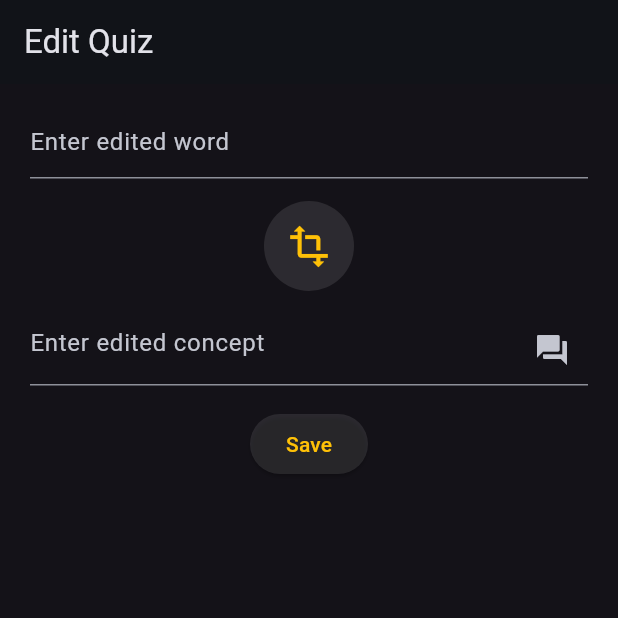
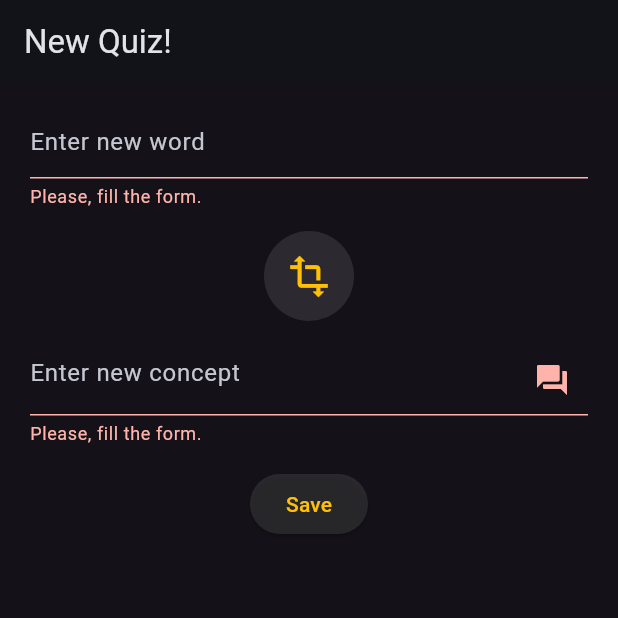
Before and after one commit to prudok/coriz, a Flutter app: the EditQuizView screen opened by its route, after a tap on "Save", on a phone screen of 412 x 824 dp, the top half of it. Run offline on Flutter 3.47's test engine with Material 2 defaults, Android fonts, the phone set to English and light mode, and no system bars; our stand-ins replace flutter_riverpod, flutter_swiper_view, freezed_annotation, go_router; missing offline and left inert: shortid.

Commit message:
add new features

```diff
--- a/lib/data/datasource/files/filesImpl.dart
+++ b/lib/data/datasource/files/files_impl.dart
@@ -18,14 +18,14 @@ class FilesImpl extends Files {
       final contents = await file.readAsString();
       return (contents);
     } catch (error) {
-      return ('Could not get data...');
+      return null;
     }
   }
 
   @override
   Future<File> write(String content) async {
     final file = await _localFile;
-    return file.writeAsString(content);
+    return await file.writeAsString(content);
   }
 
   Future<String> get _localPath async {
--- a/lib/data/datasource/files/module.dart
+++ b/lib/data/datasource/files/module.dart
@@ -1,6 +1,6 @@
 import 'package:flutter_riverpod/flutter_riverpod.dart';
 
 import 'files.dart';
-import 'filesImpl.dart';
+import 'files_impl.dart';
 
 final filesProvider = Provider<Files>((ref) => FilesImpl());
--- a/lib/data/datasource/module.dart
+++ b/lib/data/datasource/module.dart
@@ -1,6 +1,6 @@
 import 'package:flutter_riverpod/flutter_riverpod.dart';
 
-import 'files/filesImpl.dart';
+import 'files/files_impl.dart';
 import 'files/files.dart';
 
 final filesProvider = Provider<Files>((ref) {
--- a/lib/data/repository/quiz_repository_impl.dart
+++ b/lib/data/repository/quiz_repository_impl.dart
@@ -10,7 +10,7 @@ class QuizRepositoryImpl extends QuizRepository {
   QuizRepositoryImpl(this.files);
 
   final Files files;
-  final String quizDataPath = 'Quiz.json';
+  final String quizDataPath = 'quizzes.json';
 
   @override
   Future<void> deleteAllQuiz() async {
@@ -35,7 +35,7 @@ class QuizRepositoryImpl extends QuizRepository {
   Future<QuizList> loadAllQuizzes() async {
     final content = await files.read(quizDataPath);
     if (content == null) {
-      return const QuizList(quizList: []);
+      return QuizList(quizList: []);
     }
     return QuizList.fromJson(jsonDecode(content));
   }
--- a/lib/domain/entities/quizList/quiz_list.dart
+++ b/lib/domain/entities/quizList/quiz_list.dart
@@ -7,9 +7,9 @@ part 'quiz_list.freezed.dart';
 
 part 'quiz_list.g.dart';
 
-@freezed
+@Freezed(makeCollectionsUnmodifiable: false)
 class QuizList with _$QuizList {
-  const factory QuizList({
+  factory QuizList({
     @Default([]) List<Quiz> quizList,
   }) = _QuizList;
 
--- a/lib/main.dart
+++ b/lib/main.dart
@@ -1,7 +1,10 @@
 import 'package:flutter/material.dart';
+import 'package:flutter_riverpod/flutter_riverpod.dart';
 
 import 'presentation/widgets/quizzlite.dart';
 
 void main() {
-  runApp(const QuizzLite());
+  runApp(
+    const ProviderScope(child: QuizzLite()),
+  );
 }
--- a/lib/presentation/viewmodel/module.dart
+++ b/lib/presentation/viewmodel/module.dart
@@ -5,7 +5,7 @@ import '../../domain/module.dart';
 import '../../domain/entities/quiz/quiz.dart';
 
 class QuizzesStateNotifier extends StateNotifier<QuizList> {
-  QuizzesStateNotifier(this.ref) : super(const QuizList(quizList: [])) {
+  QuizzesStateNotifier(this.ref) : super(QuizList(quizList: [])) {
     loadQuizzes();
   }
 
@@ -18,7 +18,7 @@ class QuizzesStateNotifier extends StateNotifier<QuizList> {
 
   Future<void> save(Quiz quiz) async {
     await ref.read(saveQuizProvider).execute(quiz);
-    await loadQuizzes();
+    loadQuizzes();
   }
 
   Future<Quiz?> get(String id) async {
--- a/lib/presentation/views/edit_quiz_view.dart
+++ b/lib/presentation/views/edit_quiz_view.dart
@@ -1,27 +1,49 @@
 import 'package:flutter/material.dart';
+import 'package:flutter_riverpod/flutter_riverpod.dart';
+import 'package:go_router/go_router.dart';
+import 'package:quizzylite/presentation/viewmodel/module.dart';
+import 'package:shortid/shortid.dart';
 
 import '../../core/constants/app_colors.dart';
+import '../../domain/entities/quiz/quiz.dart';
 
-class EditQuizView extends StatefulWidget {
+class EditQuizView extends ConsumerStatefulWidget {
   const EditQuizView({super.key, this.quizId});
 
   static const routeName = '/edit';
   final String? quizId;
 
   @override
-  State<EditQuizView> createState() => _EditQuizViewState();
+  ConsumerState<EditQuizView> createState() => _EditQuizViewState();
 }
 
-class _EditQuizViewState extends State<EditQuizView> {
+class _EditQuizViewState extends ConsumerState<EditQuizView> {
   final TextEditingController _wordController = TextEditingController();
   final TextEditingController _conceptController = TextEditingController();
   final GlobalKey<FormState> _formKey = GlobalKey<FormState>();
 
+  late final model = ref.read(quizListModel);
+
+  @override
+  void initState() {
+    super.initState();
+
+    if (widget.quizId != null) {
+      model.get(widget.quizId!).then((qz) {
+        if (qz != null) {
+          _wordController.text = qz.word;
+          _conceptController.text = qz.concept;
+        }
+      });
+    }
+  }
+
   @override
   Widget build(BuildContext context) {
+    final isNewQuiz = widget.quizId == null;
     return Scaffold(
       appBar: AppBar(
-        title: const Text('Edit Quiz'),
+        title: Text(isNewQuiz ? 'New Quiz!' : 'Edit Quiz'),
       ),
       body: Form(
         key: _formKey,
@@ -33,8 +55,8 @@ class _EditQuizViewState extends State<EditQuizView> {
               child: TextFormField(
                 controller: _wordController,
                 validator: isCorrectInput,
-                decoration: const InputDecoration(
-                  hintText: 'Enter edited word',
+                decoration: InputDecoration(
+                  hintText: isNewQuiz ? 'Enter new word' : 'Enter edited word',
                 ),
               ),
             ),
@@ -56,14 +78,49 @@ class _EditQuizViewState extends State<EditQuizView> {
               child: TextFormField(
                 controller: _conceptController,
                 validator: isCorrectInput,
-                decoration: const InputDecoration(
-                  hintText: 'Enter edited concept',
-                  suffixIcon: Icon(Icons.question_answer),
+                decoration: InputDecoration(
+                  hintText:
+                      isNewQuiz ? 'Enter new concept' : 'Enter edited concept',
+                  suffixIcon: const Icon(Icons.question_answer),
                 ),
               ),
             ),
             ElevatedButton(
-              onPressed: () {},
+              onPressed: () {
+                if (_formKey.currentState!.validate()) {
+                  _formKey.currentState!.save();
+                  if (isNewQuiz) {
+                    Quiz newQuiz = Quiz(
+                      id: shortid.generate(),
+                      word: _wordController.text,
+                      concept: _conceptController.text,
+                      isLearned: true,
+                      isFavorite: false,
+                    );
+                    model.save(newQuiz);
+                  } else {
+                    model.get(widget.quizId!).then((qz) {
+                      if (qz != null) {
+                        model.save(qz.copyWith(
+                          word: _wordController.text,
+                          concept: _conceptController.text,
+                        ));
+                      }
+                    });
+                    // Quiz editedQuiz =
+                    //     model.get(widget.quizId as String) as Quiz;
+                    // model.save(
+                    //   editedQuiz.copyWith(
+                    //     word: _wordController.text,
+                    //     concept: _conceptController.text,
+                    //   ),
+                    // );
+                  }
+                  if (context.canPop()) {
+                    context.pop();
+                  }
+                }
+              },
               style: ElevatedButton.styleFrom(
                 backgroundColor: AppColors.lightGrey,
                 foregroundColor: AppColors.secondary,
@@ -77,7 +134,7 @@ class _EditQuizViewState extends State<EditQuizView> {
   }
 
   String? isCorrectInput(String? value) {
-    if (value == null) {
+    if (value == null || value.isEmpty) {
       return 'Please, fill the form.';
     } else {
       return null;
--- a/lib/presentation/widgets/quizzlite.dart
+++ b/lib/presentation/widgets/quizzlite.dart
@@ -1,13 +1,16 @@
 import 'package:flutter/material.dart';
+import 'package:flutter_riverpod/flutter_riverpod.dart';
 
 import '../../config/routes/router.dart';
 import '../../config/themes/dark_blue_theme/dark_blue_theme.dart';
 
-class QuizzLite extends StatelessWidget {
-  const QuizzLite({Key? key}) : super(key: key);
+class QuizzLite extends ConsumerWidget {
+  const QuizzLite({
+    Key? key,
+  }) : super(key: key);
 
   @override
-  Widget build(BuildContext context) {
+  Widget build(BuildContext context, WidgetRef ref) {
     return MaterialApp.router(
       routerConfig: router,
       debugShowCheckedModeBanner: false,
--- a/pubspec.yaml
+++ b/pubspec.yaml
@@ -43,6 +43,7 @@ dependencies:
   dartz: ^0.10.1
   path_provider: ^2.0.14
   flutter_riverpod: ^2.3.2
+  shortid: ^0.1.2
 
 dev_dependencies:
   flutter_test:
```
Also changed, not shown: lib/presentation/widgets/learned_quizzes_list.dart (+15 -13 lines), lib/presentation/widgets/quiz_list_view.dart (+33 -1 lines), lib/presentation/widgets/quiz_tile.dart (+16 -19 lines), lib/domain/entities/quizList/quiz_list.freezed.dart, pubspec.lock.
